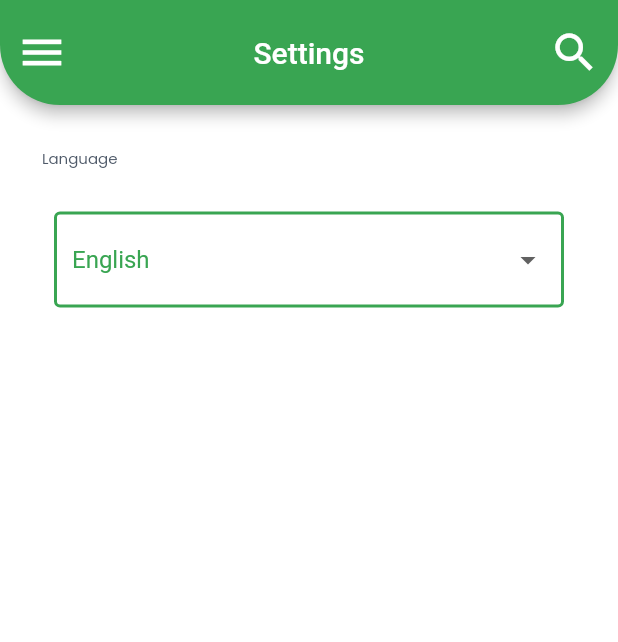
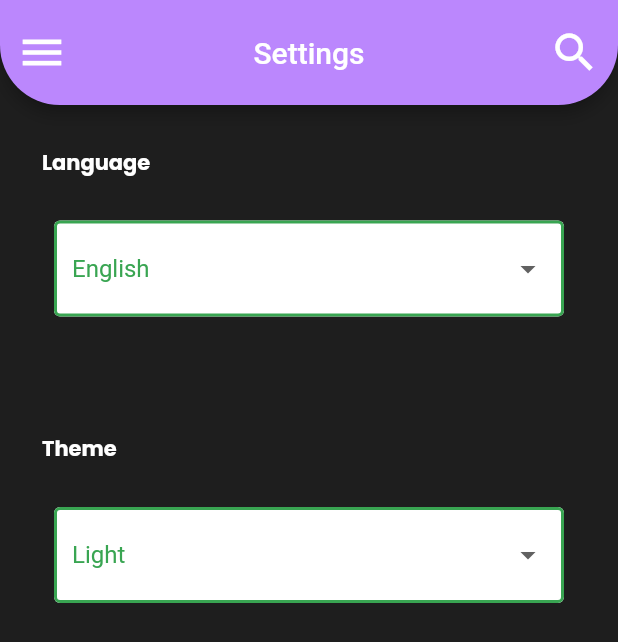
Before and after one commit to Abdelrahman70150/news-app, a Flutter app: the SettingsScreen screen opened by its route, on a phone screen of 412 x 824 dp. Shown: the top 642 px of the screen. Run offline on Flutter 3.47's test engine with Material 2 defaults, Android fonts, the light colour scheme and no system bars; our stand-ins replace conditional_builder_null_safety, dio, flutter_bloc, google_fonts; network calls fail.

Commit message:
dark theme

```diff
--- a/lib/cubit/states.dart
+++ b/lib/cubit/states.dart
@@ -56,3 +56,7 @@ class GetScienceErrorState extends NewsStates {
 }
 
 class GetScienceSuccessState extends NewsStates {}
+
+class ChangeAppModeLoadingState extends NewsStates {}
+
+class ChangeAppModeSuccessState extends NewsStates {}
--- a/lib/screens/business_screen/business_screen.dart
+++ b/lib/screens/business_screen/business_screen.dart
@@ -4,6 +4,7 @@ import 'package:flutter_bloc/flutter_bloc.dart';
 import 'package:news_app/cubit/cubit.dart';
 import 'package:news_app/cubit/states.dart';
 import 'package:news_app/shared/reuseable_components/components.dart';
+import 'package:news_app/style/conts/colors.dart';
 
 class BusinessScreen extends StatelessWidget {
   static const String routName = 'business screen';
@@ -35,7 +36,9 @@ class BusinessScreen extends StatelessWidget {
             ),
             body: ConditionalBuilder(
               condition: state is! GetBusinessLoadingState,
-              fallback: (context)=> Center(child: CircularProgressIndicator(),),
+              fallback: (context)=> Center(child: CircularProgressIndicator(
+                color: myMainGreenColor,
+              ),),
               builder: (context)=> ListView.separated(
                 physics: BouncingScrollPhysics(),
                 separatorBuilder: (context,index)=>Divider(height: 1,),
--- a/lib/screens/health_screen/health_screen.dart
+++ b/lib/screens/health_screen/health_screen.dart
@@ -4,6 +4,7 @@ import 'package:flutter_bloc/flutter_bloc.dart';
 import 'package:news_app/cubit/cubit.dart';
 import 'package:news_app/cubit/states.dart';
 import 'package:news_app/shared/reuseable_components/components.dart';
+import 'package:news_app/style/conts/colors.dart';
 
 class HealthScreen extends StatelessWidget {
   static const String routName = 'health screen';
@@ -35,7 +36,9 @@ class HealthScreen extends StatelessWidget {
             ),
             body: ConditionalBuilder(
               condition: state is! GetHealthLoadingState,
-              fallback: (context)=>Center(child: CircularProgressIndicator()),
+              fallback: (context)=>Center(child: CircularProgressIndicator(
+                  color: myMainGreenColor,
+              )),
               builder: (context) =>
                   ListView.separated(
                     itemBuilder: (context, index)=>BuildArticleWidget(
--- a/lib/screens/politics_screen/politics_screen.dart
+++ b/lib/screens/politics_screen/politics_screen.dart
@@ -4,6 +4,7 @@ import 'package:flutter_bloc/flutter_bloc.dart';
 import 'package:news_app/cubit/cubit.dart';
 import 'package:news_app/cubit/states.dart';
 import 'package:news_app/shared/reuseable_components/components.dart';
+import 'package:news_app/style/conts/colors.dart';
 
 class PoliticssScreen extends StatelessWidget {
   static const String routName = 'politics screen';
@@ -43,7 +44,9 @@ class PoliticssScreen extends StatelessWidget {
                   itemCount: list.length
               ),
 
-              fallback: (context)=>Center(child: CircularProgressIndicator(),),
+              fallback: (context)=>Center(child: CircularProgressIndicator(
+                  color: myMainGreenColor,
+              ),),
             ),
           );
         },
--- a/lib/screens/science_screen/science_screen.dart
+++ b/lib/screens/science_screen/science_screen.dart
@@ -4,6 +4,7 @@ import 'package:flutter_bloc/flutter_bloc.dart';
 import 'package:news_app/cubit/cubit.dart';
 import 'package:news_app/cubit/states.dart';
 import 'package:news_app/shared/reuseable_components/components.dart';
+import 'package:news_app/style/conts/colors.dart';
 
 class ScienceScreen extends StatelessWidget {
   static const String routName = 'science screen';
@@ -35,7 +36,9 @@ class ScienceScreen extends StatelessWidget {
             ),
             body:  ConditionalBuilder(
               condition: state is! GetScienceLoadingState,
-              fallback: (context)=>Center(child: CircularProgressIndicator(),),
+              fallback: (context)=>Center(child: CircularProgressIndicator(
+                color: myMainGreenColor,
+              ),),
               builder: (context)=>ListView.separated(
                 itemCount: list.length,
                 separatorBuilder: (context, index)=>Divider(height:1 ,),
--- a/lib/screens/settings_screen/settings_screen.dart
+++ b/lib/screens/settings_screen/settings_screen.dart
@@ -9,7 +9,8 @@ class SettingsScreen extends StatefulWidget {
 }
 
 class _SettingsScreenState extends State<SettingsScreen> {
-  String dropDownValue='English';
+  String dropDownLangValue='English';
+  String dropDownThemeValue='Light';
 
   @override
   Widget build(BuildContext context) {
@@ -38,13 +39,13 @@ class _SettingsScreenState extends State<SettingsScreen> {
           children: [
             Text(
               'Language',
-              style: Theme.of(context).textTheme.bodySmall,
+              style: Theme.of(context).textTheme.bodyMedium,
             ),
             SizedBox(height: 20,),
             Padding(
               padding: const EdgeInsets.all(8.0),
               child: DropdownButtonFormField(
-                value: dropDownValue,
+                value: dropDownLangValue,
                 decoration: const InputDecoration(
                   enabledBorder: OutlineInputBorder( //<-- SEE HERE
                     borderSide: BorderSide(color: myMainGreenColor, width: 2),
@@ -58,7 +59,7 @@ class _SettingsScreenState extends State<SettingsScreen> {
                 dropdownColor: Colors.white,
                   onChanged: (String? newValue){
                     setState(() {
-                      dropDownValue=newValue!;
+                      dropDownLangValue=newValue!;
                     });
                   },
                 items: <String>['English','Arabic'].map<DropdownMenuItem<String>>(
@@ -68,7 +69,49 @@ class _SettingsScreenState extends State<SettingsScreen> {
                         child: Text(
                           value!,
                           style: TextStyle(
-                          color: dropDownValue == value ? myMainGreenColor : Colors.black
+                          color: dropDownLangValue == value ? myMainGreenColor : Colors.black
+                          ),
+                        ),
+                      );
+                    }
+                ).toList(),
+              ),
+            ),
+            SizedBox(height: 70,),
+            Text(
+              'Theme',
+              style: Theme.of(context).textTheme.bodyMedium,
+            ),
+            SizedBox(height: 20,),
+            Padding(
+              padding: const EdgeInsets.all(8.0),
+              child: DropdownButtonFormField(
+                value: dropDownThemeValue,
+                decoration: const InputDecoration(
+                  enabledBorder: OutlineInputBorder( //<-- SEE HERE
+                    borderSide: BorderSide(color: myMainGreenColor, width: 2),
+                  ),
+                  focusedBorder: OutlineInputBorder( //<-- SEE HERE
+                    borderSide: BorderSide(color: myMainGreenColor, width: 2),
+                  ),
+                  filled: true,
+                  fillColor: Colors.white,
+                ),
+                dropdownColor: Colors.white,
+                onChanged: (String? newValue){
+                  setState(() {
+                    dropDownThemeValue=newValue!;
+                  });
+                },
+                items: <String>['Light','Dark'].map<DropdownMenuItem<String>>(
+                        (String? value ){
+                      return DropdownMenuItem<String>(
+                        value: value,
+                        child: Text(
+                          value!,
+                          style: TextStyle(
+                              color: dropDownThemeValue == value ?
+                              myMainGreenColor : Colors.black,
                           ),
                         ),
                       );
--- a/lib/screens/sports_screen/sports_screen.dart
+++ b/lib/screens/sports_screen/sports_screen.dart
@@ -4,6 +4,7 @@ import 'package:flutter_bloc/flutter_bloc.dart';
 import 'package:news_app/cubit/cubit.dart';
 import 'package:news_app/cubit/states.dart';
 import 'package:news_app/shared/reuseable_components/components.dart';
+import 'package:news_app/style/conts/colors.dart';
 
 class SportsScreen extends StatelessWidget {
 static const String routName = 'sports screen';
@@ -44,7 +45,9 @@ static const String routName = 'sports screen';
                   separatorBuilder: (context,index)=>Divider(height: 1,),
                   itemCount: list.length
               ),
-              fallback: (context)=>Center(child: CircularProgressIndicator()),
+              fallback: (context)=>Center(child: CircularProgressIndicator(
+                  color: myMainGreenColor,
+              )),
             ),
           );
         },
--- a/lib/shared/reuseable_components/components.dart
+++ b/lib/shared/reuseable_components/components.dart
@@ -1,4 +1,5 @@
 import 'package:flutter/material.dart';
+import 'package:news_app/style/conts/colors.dart';
 
 class BuildArticleWidget extends StatelessWidget {
 dynamic article;
@@ -18,14 +19,15 @@ BuildArticleWidget({required this.article, required this.nullImage});
           SizedBox(height: 10,),
           Text(
             article["author"] ==null ? '' : "${article["author"]}",
-            style: Theme.of(context).textTheme.bodySmall,
+            style: Theme.of(context).textTheme.bodySmall?.copyWith(color: myMainGreenColor),
           ),
+          SizedBox(height: 10,),
           Text(
             "${article['title']}",
             style:Theme.of(context).textTheme.bodyMedium),
           Text(
             '${article["publishedAt"].toString().substring(0,10)}',
-            style: Theme.of(context).textTheme.bodySmall,
+            style: Theme.of(context).textTheme.bodySmall?.copyWith(color: Colors.grey),
             textAlign: TextAlign.end,
           ),
 
--- a/lib/style/conts/colors.dart
+++ b/lib/style/conts/colors.dart
@@ -2,3 +2,7 @@ import 'package:flutter/material.dart';
 
 const Color myMainGreenColor = Color(0xff39A552);
 const Color myMainTextColor = Color(0xff4F5A69);
+
+const Color myMainDarkColor= Color(0xffbb87fd);
+
+const Color myDarkScaffoldColor = Color(0xff1e1e1e);
--- a/lib/style/theming/theming.dart
+++ b/lib/style/theming/theming.dart
@@ -43,4 +43,42 @@ class MyThemeData {
    ),
 
  );
+
+ static ThemeData myDarkTheme = ThemeData(
+   scaffoldBackgroundColor: myDarkScaffoldColor,
+   primaryColor: myMainDarkColor,
+   appBarTheme: const AppBarTheme(
+     toolbarHeight: 70,
+     backgroundColor:myMainDarkColor,
+     centerTitle: true,
+     systemOverlayStyle: SystemUiOverlayStyle(
+         statusBarIconBrightness: Brightness.light,
+         statusBarBrightness: Brightness.light,
+         statusBarColor: Colors.transparent// <-- SEE HERE
+       //<-- For Android SEE HERE (dark icons)
+     ),
+     shape: RoundedRectangleBorder(
+       borderRadius: BorderRadius.vertical(
+         bottom: Radius.circular(40),
+       ),
+     ),
+   ),
+   textTheme: TextTheme(
+     bodyLarge: GoogleFonts.poppins(
+       fontSize: 22,
+       fontWeight:FontWeight.bold,
+       color:Colors.white,
+     ),
+     bodyMedium: GoogleFonts.poppins(
+       fontSize: 14,
+       fontWeight:FontWeight.bold,
+       color: Colors.white,
+     ),
+     bodySmall: GoogleFonts.poppins(
+       fontSize: 10,
+       color: Colors.white,
+     ),
+   ),
+
+ );
 }
```
Also changed, not shown: lib/cubit/cubit.dart (+11 -0 lines), lib/main.dart (+25 -3 lines), lib/screens/layout_screen.dart (+22 -8 lines).
